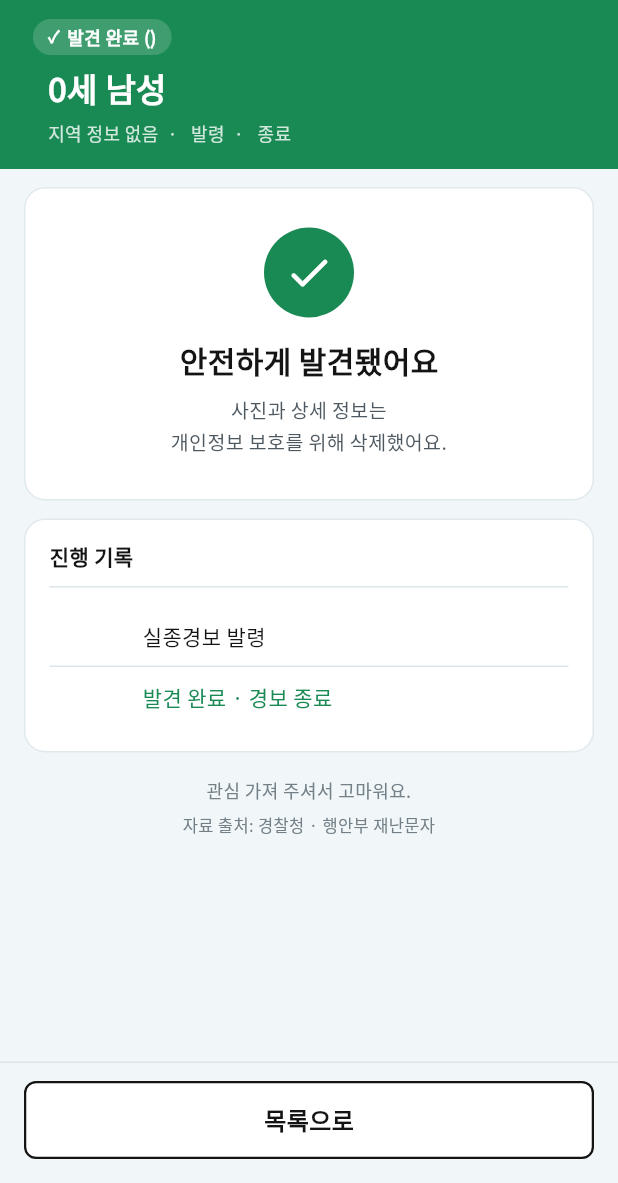
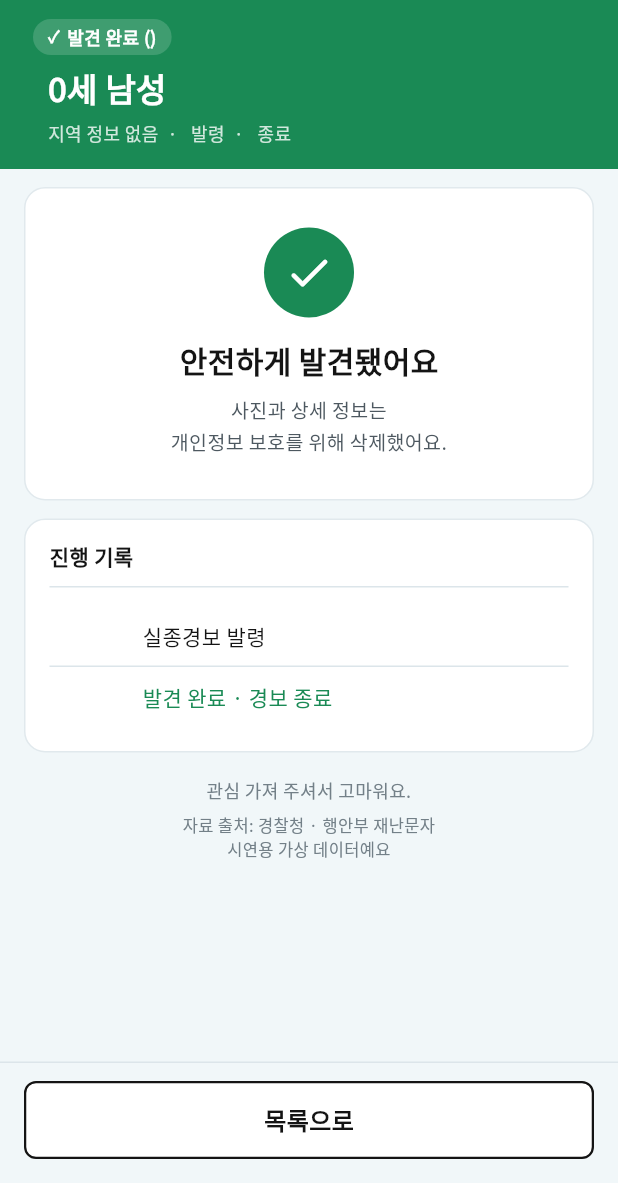
Before and after one commit to kimminseo060324-svg/missing-alert-care, a Flutter app: the FoundDetailScreen screen opened directly with empty values, on a phone screen of 412 x 824 dp, the part 53-1236 px from its top. Run offline on Flutter 3.47's test engine with Material 3 defaults, Android fonts, the phone set to English and light mode, and no system bars.

Commit message:
feat: 출처 문구 아래 시연용 가상 데이터 안내 추가

```diff
--- a/mobile/lib/widgets/section_card.dart
+++ b/mobile/lib/widgets/section_card.dart
@@ -118,10 +118,21 @@ class SourceText extends StatelessWidget {
 
   @override
   Widget build(BuildContext context) {
-    return Text(
-      text,
-      textAlign: center ? TextAlign.center : TextAlign.start,
-      style: appText(11, color: AppColors.gray400),
+    return Column(
+      crossAxisAlignment:
+          center ? CrossAxisAlignment.center : CrossAxisAlignment.start,
+      children: [
+        Text(
+          text,
+          textAlign: center ? TextAlign.center : TextAlign.start,
+          style: appText(11, color: AppColors.gray400),
+        ),
+        Text(
+          '시연용 가상 데이터예요',
+          textAlign: center ? TextAlign.center : TextAlign.start,
+          style: appText(11, color: AppColors.gray400),
+        ),
+      ],
     );
   }
 }
```
